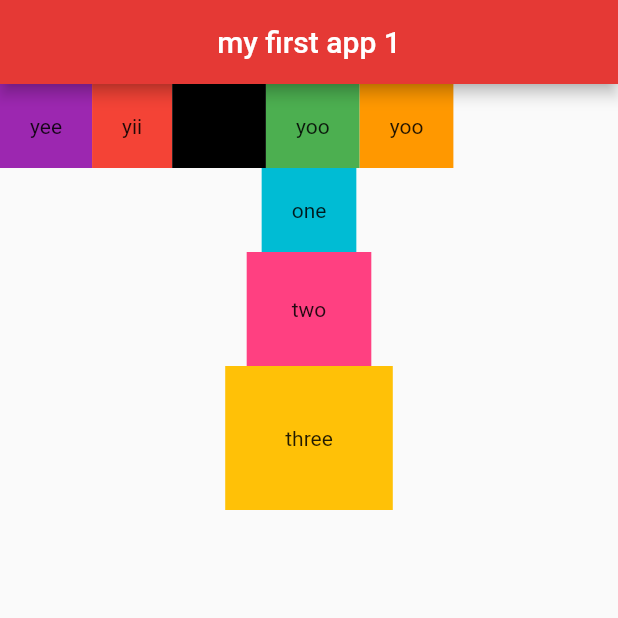
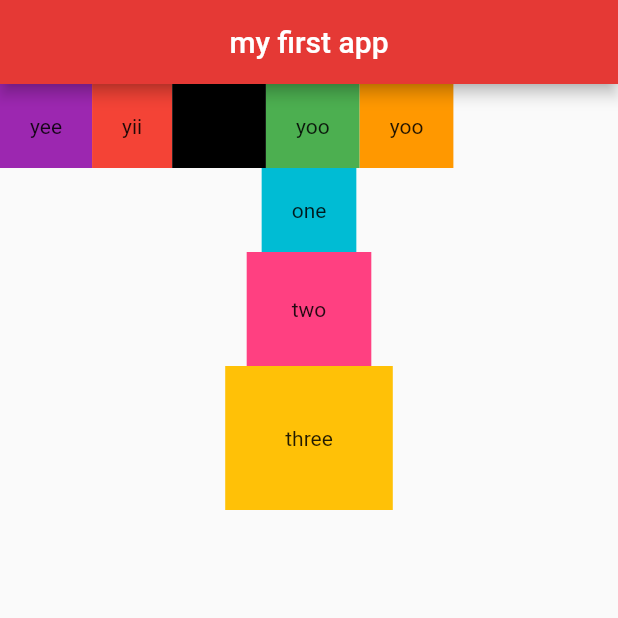
Before and after one commit to PUAJINGYI/my_app, a Flutter app: the screen it shows after launch, on a phone screen of 412 x 824 dp, the top half of it. Run offline on Flutter 3.47's test engine with Material 2 defaults, Android fonts, the phone set to English and light mode, and no system bars.

Commit message:
revert back

```diff
--- a/lib/main.dart
+++ b/lib/main.dart
@@ -9,7 +9,7 @@ class Home extends StatelessWidget {
   Widget build(BuildContext context) {
     return Scaffold(
       appBar: AppBar(
-        title: Text('my first app 1'),
+        title: Text('my first app'),
         centerTitle: true,
         backgroundColor: Colors.red[600],
       ),
```
